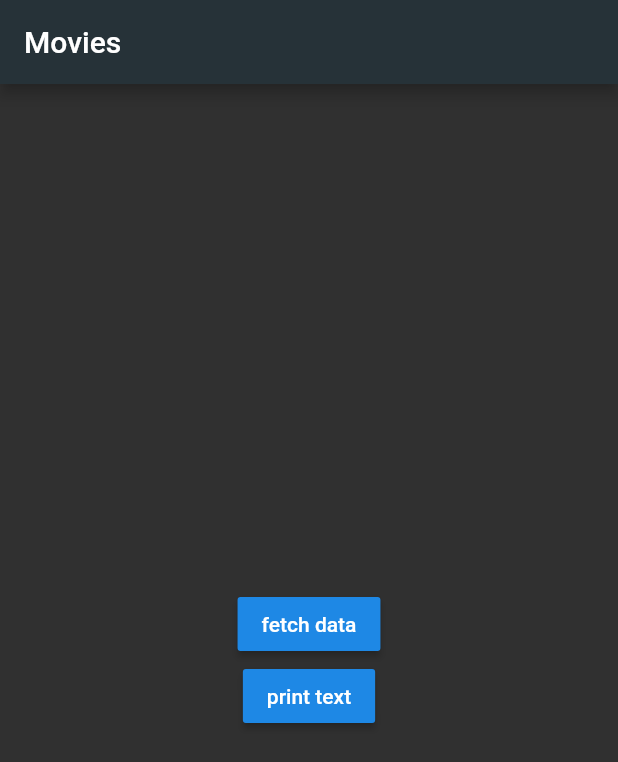
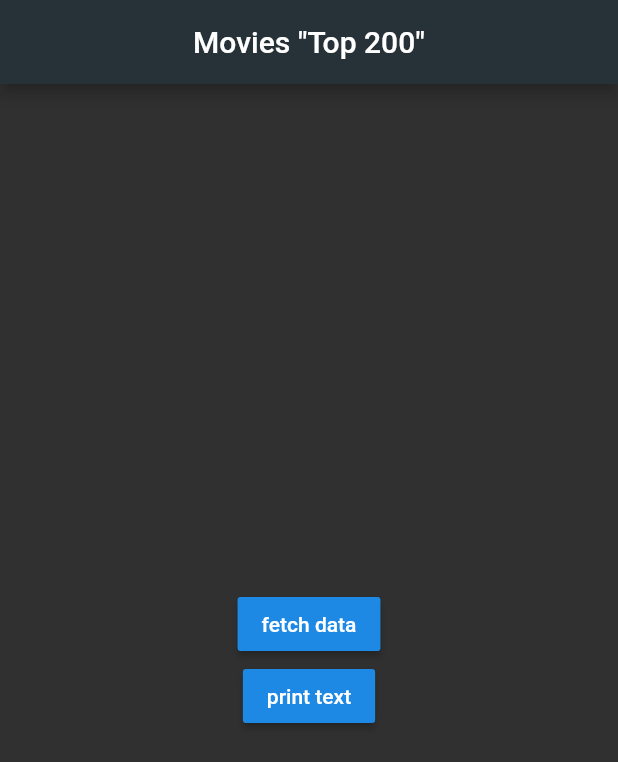
Before and after one commit to halilyaman/se380_termproject, a Flutter app: the screen it shows after launch, on a phone screen of 412 x 824 dp. Shown: the top 762 px of the screen. Run offline on Flutter 3.47's test engine with Material 2 defaults, Android fonts, the phone set to English and light mode, and no system bars; our stand-ins replace flare_flutter.

Commit message:
flare added

```diff
--- a/lib/assets.dart
+++ b/lib/assets.dart
@@ -5,4 +5,5 @@ class ApiAssets {
   static const String apiKey = '0cf09122d03d06046fd7d2d5c538d766';
   static const String apiUrl = 'https://api.themoviedb.org/3';
   static const String topRatedMoviesUrl = '/movie/top_rated?';
+  static const String imageBaseUrl = 'https://image.tmdb.org/t/p/original/';
 }
--- a/lib/main.dart
+++ b/lib/main.dart
@@ -11,7 +11,9 @@ class MyApp extends StatelessWidget {
       title: 'Flutter Demo',
       home: Scaffold(
         appBar: AppBar(
-          title: Text('Movies'),
+          title: Center(
+            child: Text('Movies "Top 200"'),
+          )
         ),
         body: Center(
           child: list.TopMovieList(),
--- a/lib/movie_card.dart
+++ b/lib/movie_card.dart
@@ -25,7 +25,7 @@ class _MovieCardState extends State<MovieCard>{
         color: Colors.indigo[900],
         borderOnForeground: true,
         child: ConstrainedBox(
-          constraints: BoxConstraints.expand(height: 500),
+          constraints: BoxConstraints.expand(height: 450),
           child: Center(
             child: Column(
               mainAxisAlignment: MainAxisAlignment.center,
@@ -57,7 +57,7 @@ class _MovieCardState extends State<MovieCard>{
                           child: Container(
                             padding: EdgeInsets.all(5),
                             color: Colors.white12,
-                            child: Image.network('https://picsum.photos/250?image=9'),
+                            child: Image.network(ApiAssets.imageBaseUrl+widget._posterPath),
                           ),
                         ),
                       ),
--- a/lib/top_movie_list.dart
+++ b/lib/top_movie_list.dart
@@ -1,7 +1,10 @@
+import 'dart:io';
+
 import 'package:flutter/material.dart';
 import 'package:http/http.dart' as http;
 import 'package:se380_termproject/assets.dart';
 import 'dart:convert';
+import 'package:flare_flutter/flare_actor.dart';
 
 import 'package:se380_termproject/movie_card.dart';
 
@@ -12,8 +15,9 @@ class TopMovieList extends StatefulWidget{
 }
 
 class _TopMovieListState extends State<TopMovieList> {
+  Map<String, dynamic> _fetchedData = Map();
   Movie _movieData;
-
+  List<Movie> _movieDataList = List();
   bool _isLoading = false;
   bool _isMovieCardWillShow = false;
 
@@ -21,18 +25,31 @@ class _TopMovieListState extends State<TopMovieList> {
     setState(() {
       _isLoading = true;
       _isMovieCardWillShow = true;
+      _movieDataList.clear();
     });
 
-    var response = await http.get(ApiAssets.apiUrl+ApiAssets.topRatedMoviesUrl+'api_key='+ApiAssets.apiKey);
+    for(int i = 1 ; i < 2; i++) {
+      var response = await http.get(ApiAssets.apiUrl+ApiAssets.topRatedMoviesUrl+'api_key='+ApiAssets.apiKey+'&page=$i');
 
-    if(response.statusCode == 200) {
-      _movieData = Movie.fromJson(json.decode(response.body), 0);
-      print(_movieData);
-      setState(() {
-        _isLoading = false;
-      });
+      if(response.statusCode == 200) {
 
+        sleep(Duration(seconds: 3));
+
+        _fetchedData = json.decode(response.body);
+        for(int i = 0 ; i < 20; i++) {
+          _movieData = Movie.fromJson(_fetchedData, i);
+          _movieDataList.add(_movieData);
+        }
+
+        print(_movieDataList.length);
+
+      }
     }
+
+    setState(() {
+      _isLoading = false;
+    });
+
   }
 
   @override
@@ -40,11 +57,29 @@ class _TopMovieListState extends State<TopMovieList> {
     return _isLoading
       ? CircularProgressIndicator()
       : _isMovieCardWillShow ?
-      MovieCard(
-        title: _movieData._title,
-        posterPath: _movieData._posterPath,
-        voteAverage: _movieData._voteAverage,
-        overview: _movieData._overview,
+      Center(
+        child: Column(
+          children: <Widget>[
+            RaisedButton(
+              child: Text('Back'),
+              onPressed: (){
+                setState(() {
+                  _isMovieCardWillShow = false;
+                });
+              },
+            ),
+            Expanded(
+              child: ListView(
+                children: _movieDataList.map((movie) => MovieCard(
+                  title: movie._title,
+                  posterPath: movie._posterPath,
+                  voteAverage: movie._voteAverage,
+                  overview: movie._overview,
+                )).toList(),
+              ),
+            )
+          ],
+        )
       )
       :
       Column(
--- a/pubspec.yaml
+++ b/pubspec.yaml
@@ -19,7 +19,8 @@ environment:
 dependencies:
   flutter:
     sdk: flutter
-  http: 0.12.0
+  http: ^0.12.0
+  flare_flutter: ^1.5.0
 
   # The following adds the Cupertino Icons font to your application.
   # Use with the CupertinoIcons class for iOS style icons.
@@ -42,6 +43,7 @@ flutter:
   uses-material-design: true
   assets:
     - assets/images/halilyaman.jpg
+    - assets/animations/
 
   # To add assets to your application, add an assets section, like this:
   # assets:
```
Also changed, not shown: pubspec.lock, 2 other files.
